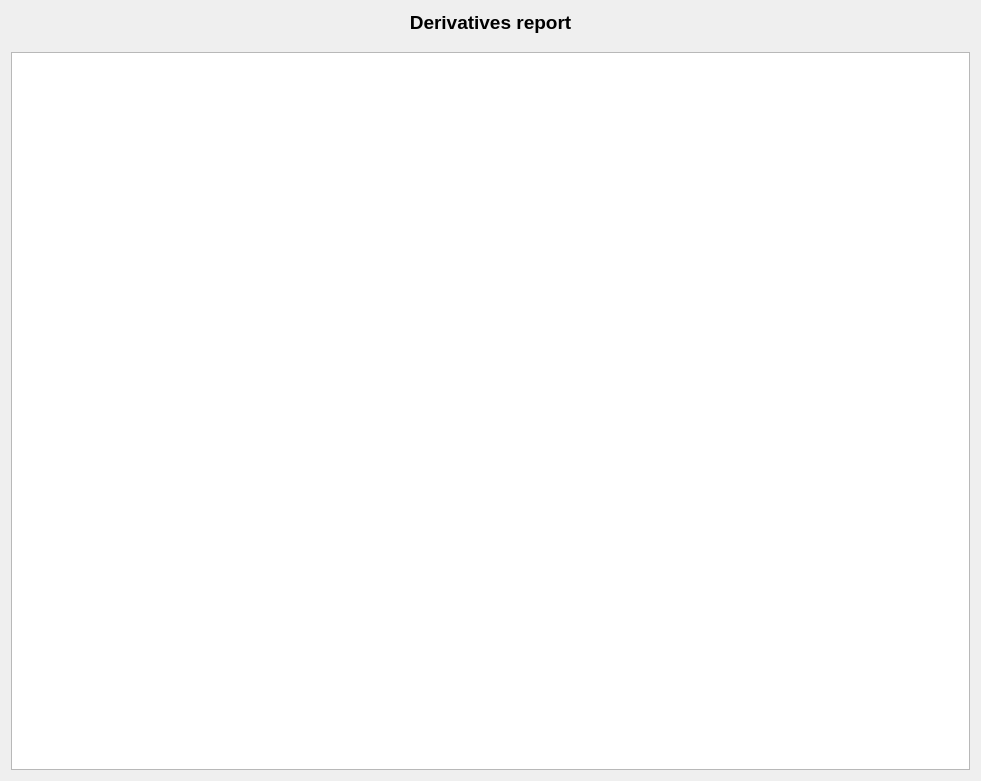
The window that xulpymoney/ui/wdgDerivativesReport.ui (turulomio/xulpymoney) describes before a commit, drawn with Qt 5.
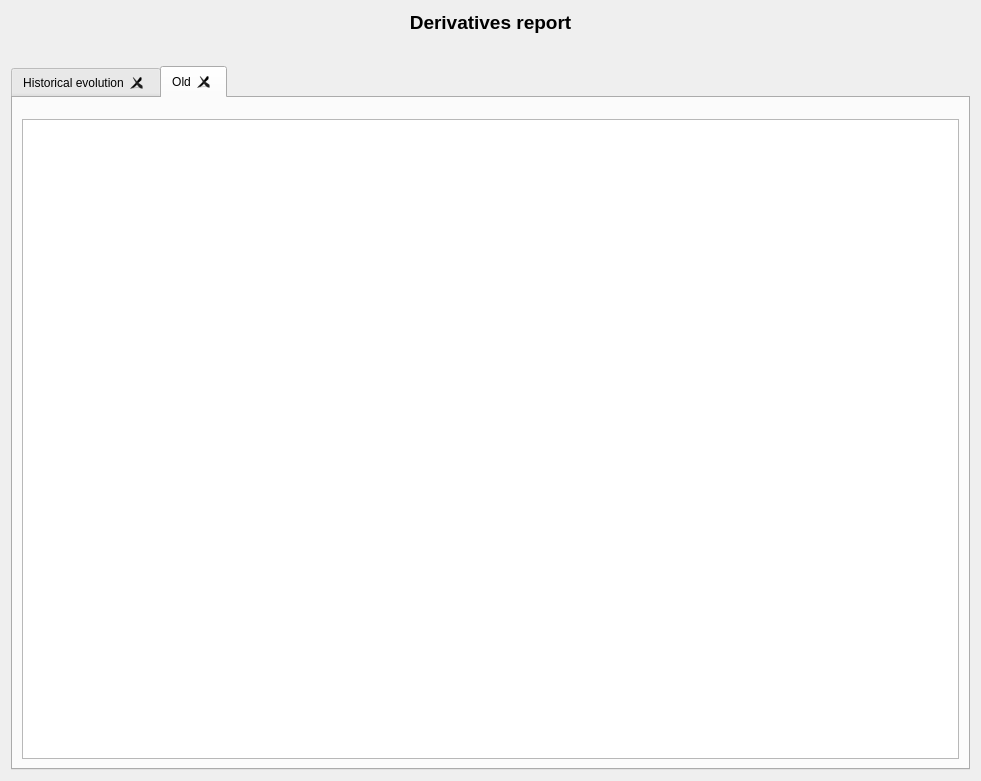
The same window after the commit. The open tabs and pages were chosen to show the change. Custom widgets are drawn as their Qt base class.

Commit message: Improved derivatives report

The edit to the form file:
```diff
--- a/xulpymoney/ui/wdgDerivativesReport.ui
+++ b/xulpymoney/ui/wdgDerivativesReport.ui
@@ -13,7 +13,7 @@
     <height>781</height>
    </rect>
   </property>
-  <layout class="QHBoxLayout" name="horizontalLayout">
+  <layout class="QHBoxLayout" name="horizontalLayout_3">
    <item>
     <layout class="QVBoxLayout" name="verticalLayout">
      <item>
@@ -34,16 +34,80 @@
       </widget>
      </item>
      <item>
-      <widget class="wdgInvestmentOperationHistoricalSelector" name="wdgIOHSLong" native="true"/>
+      <layout class="QHBoxLayout" name="horizontalLayout">
+       <item>
+        <spacer name="horizontalSpacer">
+         <property name="orientation">
+          <enum>Qt::Horizontal</enum>
+         </property>
+         <property name="sizeHint" stdset="0">
+          <size>
+           <width>40</width>
+           <height>20</height>
+          </size>
+         </property>
+        </spacer>
+       </item>
+       <item>
+        <widget class="wdgYear" name="wyData" native="true"/>
+       </item>
+       <item>
+        <spacer name="horizontalSpacer_2">
+         <property name="orientation">
+          <enum>Qt::Horizontal</enum>
+         </property>
+         <property name="sizeHint" stdset="0">
+          <size>
+           <width>40</width>
+           <height>20</height>
+          </size>
+         </property>
+        </spacer>
+       </item>
+      </layout>
      </item>
      <item>
-      <widget class="wdgInvestmentOperationHistoricalSelector" name="wdgIOHSShort" native="true"/>
-     </item>
-     <item>
-      <widget class="QTextBrowser" name="textBrowser">
-       <property name="openExternalLinks">
+      <widget class="QTabWidget" name="tab">
+       <property name="currentIndex">
+        <number>0</number>
+       </property>
+       <property name="tabsClosable">
         <bool>true</bool>
        </property>
+       <widget class="QWidget" name="tab_4">
+        <attribute name="title">
+         <string>Historical evolution</string>
+        </attribute>
+        <layout class="QVBoxLayout" name="verticalLayout_3">
+         <item>
+          <widget class="mqtw" name="mqtwTotal" native="true"/>
+         </item>
+        </layout>
+       </widget>
+       <widget class="QWidget" name="tab_2">
+        <attribute name="title">
+         <string>Old</string>
+        </attribute>
+        <layout class="QHBoxLayout" name="horizontalLayout_2">
+         <item>
+          <layout class="QVBoxLayout" name="verticalLayout_2">
+           <item>
+            <widget class="wdgInvestmentOperationHistoricalSelector" name="wdgIOHSLong" native="true"/>
+           </item>
+           <item>
+            <widget class="wdgInvestmentOperationHistoricalSelector" name="wdgIOHSShort" native="true"/>
+           </item>
+           <item>
+            <widget class="QTextBrowser" name="textBrowser">
+             <property name="openExternalLinks">
+              <bool>true</bool>
+             </property>
+            </widget>
+           </item>
+          </layout>
+         </item>
+        </layout>
+       </widget>
       </widget>
      </item>
     </layout>
@@ -57,6 +121,18 @@
    <header location="global">wdgInvestmentOperationsSelector</header>
    <container>1</container>
   </customwidget>
+  <customwidget>
+   <class>wdgYear</class>
+   <extends>QWidget</extends>
+   <header location="global">wdgYear</header>
+   <container>1</container>
+  </customwidget>
+  <customwidget>
+   <class>mqtw</class>
+   <extends>QWidget</extends>
+   <header location="global">myqtablewidget</header>
+   <container>1</container>
+  </customwidget>
  </customwidgets>
  <resources>
   <include location="../images/xulpymoney.qrc"/>
```
Left out of the diff: 8 changed lines with no effect on the pictures. The commit also changes 9 other files.
